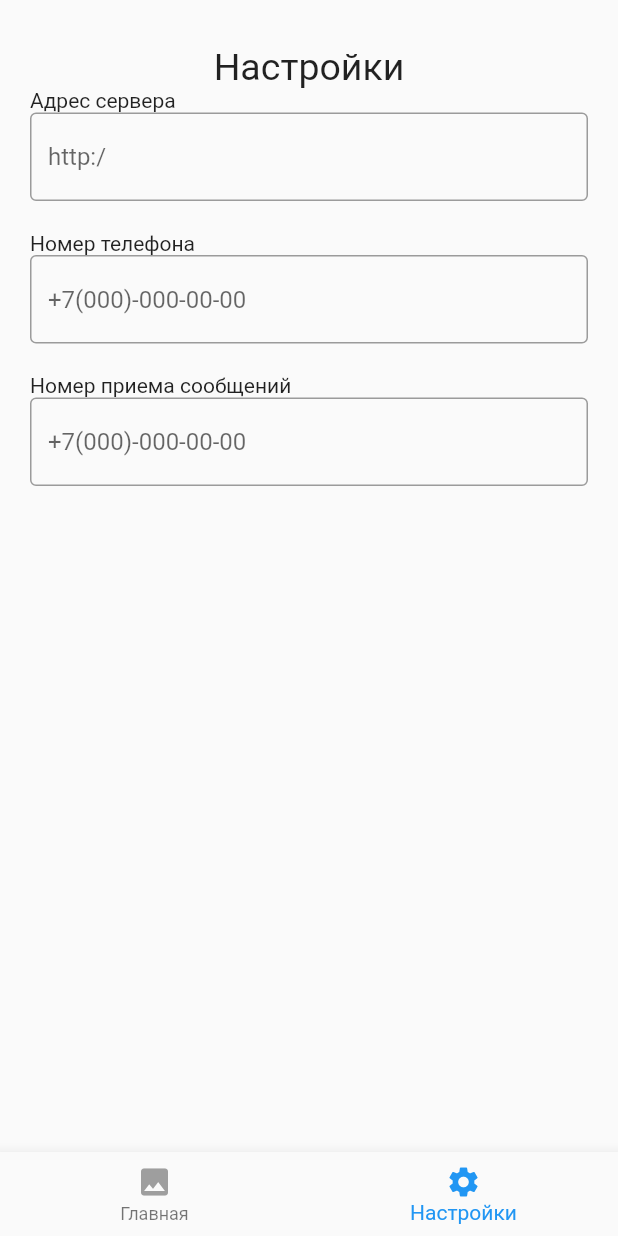
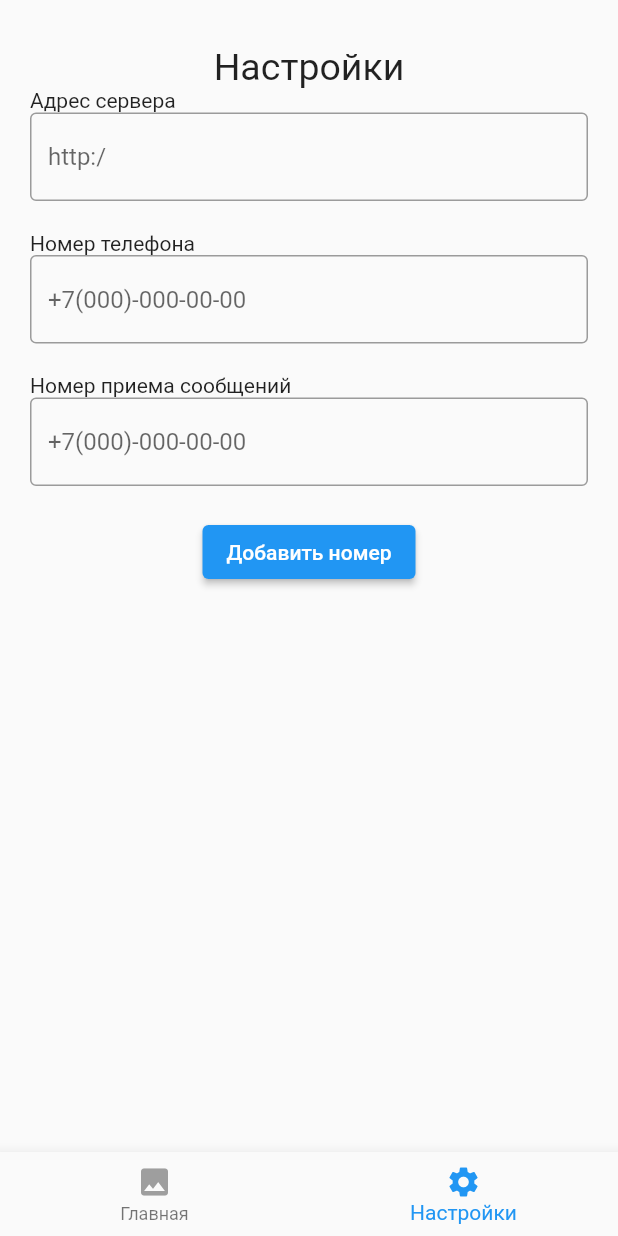
Before and after one commit to JesterVZ/sms_reader, a Flutter app: the screen it shows after launch, item 2 of the bottom bar chosen, on a phone screen of 412 x 824 dp. Run offline on Flutter 3.47's test engine with Material 2 defaults, Android fonts, the phone set to English and light mode, and no system bars; our stand-ins replace get_it; missing offline and left inert: telephony.

Commit message:
read on back

```diff
--- a/lib/DI/locator.dart
+++ b/lib/DI/locator.dart
@@ -1,5 +1,8 @@
 import 'package:get_it/get_it.dart';
+import 'package:sms_reader/model/phone_number.dart';
 
 final locator = GetIt.instance;
 
-void setup() {}
+void setup() {
+  locator.registerLazySingleton<PhoneNumber>(() => PhoneNumber());
+}
--- /dev/null
+++ b/lib/model/phone_number.dart
@@ -0,0 +1,3 @@
+class PhoneNumber {
+  List<String>? numbers = [];
+}
--- a/lib/pages/settings_page.dart
+++ b/lib/pages/settings_page.dart
@@ -1,5 +1,7 @@
 import 'package:flutter/cupertino.dart';
 import 'package:flutter/material.dart';
+import 'package:sms_reader/DI/locator.dart';
+import 'package:sms_reader/model/phone_number.dart';
 
 class SettingsPage extends StatefulWidget {
   @override
@@ -7,6 +9,7 @@ class SettingsPage extends StatefulWidget {
 }
 
 class _SettingsPage extends State<SettingsPage> {
+  PhoneNumber? number;
   @override
   Widget build(BuildContext context) {
     return Scaffold(
@@ -53,7 +56,7 @@ class _SettingsPage extends State<SettingsPage> {
                           Text('Номер телефона'),
                           Container(
                             child: const TextField(
-                              decoration: const InputDecoration(
+                              decoration: InputDecoration(
                                   hintText: "+7(000)-000-00-00",
                                   border: OutlineInputBorder(
                                       borderSide:
@@ -72,7 +75,7 @@ class _SettingsPage extends State<SettingsPage> {
                           Text('Номер приема сообщений'),
                           Container(
                             child: const TextField(
-                              decoration: const InputDecoration(
+                              decoration: InputDecoration(
                                   hintText: "+7(000)-000-00-00",
                                   border: OutlineInputBorder(
                                       borderSide:
@@ -80,7 +83,15 @@ class _SettingsPage extends State<SettingsPage> {
                             ),
                           ),
                         ]),
-                  )
+                  ),
+                  Container(
+                    margin: EdgeInsets.only(top: 20),
+                    padding: EdgeInsets.only(left: 20, right: 20),
+                    child: ElevatedButton(
+                      onPressed: () {},
+                      child: Text("Добавить номер"),
+                    ),
+                  ),
                 ],
               ),
             ),
@@ -89,4 +100,10 @@ class _SettingsPage extends State<SettingsPage> {
       ],
     ));
   }
+
+  @override
+  void didChangeDependencies() {
+    super.didChangeDependencies();
+    number = locator.get<PhoneNumber>();
+  }
 }
```
Also changed, not shown: lib/pages/sms_page.dart (+10 -9 lines).
